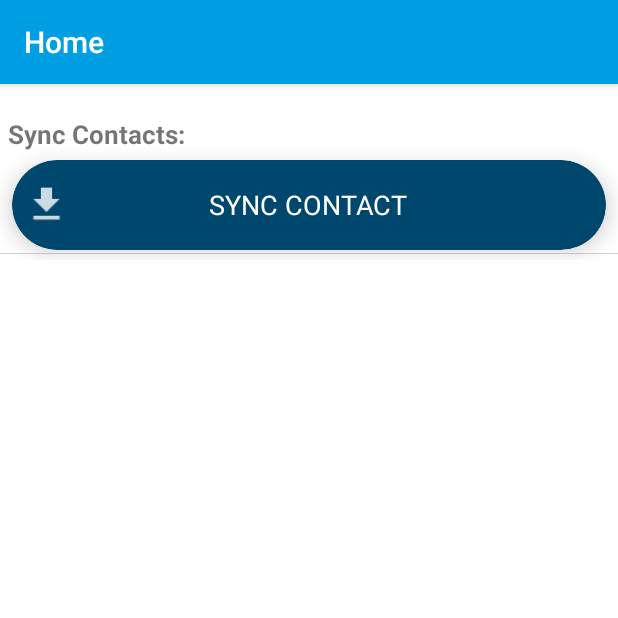
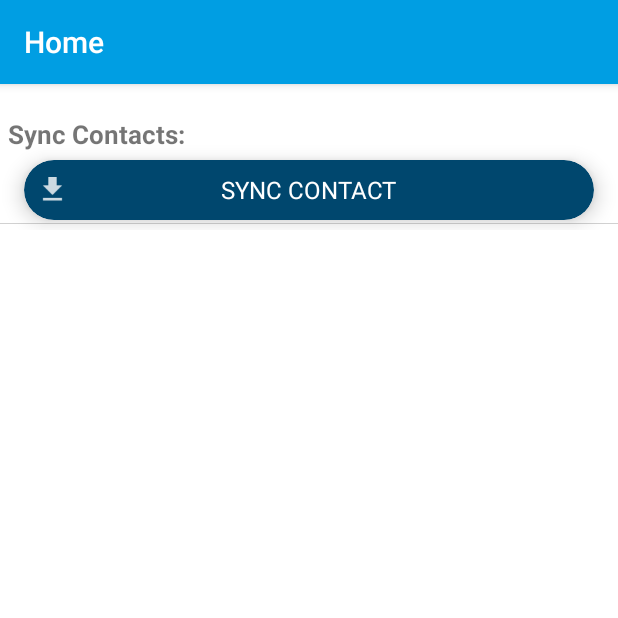
Before and after one commit to rahulrchaurasia/SyncCallLog, an Android app: the HomeActivity screen opened directly, with no data from a screen before it, on a phone screen of 412 x 824 dp, the top half of it. Run offline under Robolectric (Android 15) with nearby library versions, the phone set to English and light mode, and no system bars; libraries missing offline, so code that uses them is left out: com.github.tamir7.contacts.

Commit message:
Progress Logic

```diff
--- a/app/src/main/java/com/utility/finmartcontact/home/HomeActivity.kt
+++ b/app/src/main/java/com/utility/finmartcontact/home/HomeActivity.kt
@@ -1102,7 +1102,7 @@ class HomeActivity : BaseActivity(), View.OnClickListener, IResponseSubcriber {
     private fun saveMessage(opMessage : String = "Data Save Successfully..."){
 
 
-        CvSync.setBackgroundColor(
+        CvSync.setCardBackgroundColor(
             ContextCompat.getColor(
                 this@HomeActivity!!,
                 R.color.colorPrimaryDark
--- a/app/src/main/res/layout/content_home.xml
+++ b/app/src/main/res/layout/content_home.xml
@@ -56,8 +56,8 @@
                         app:cardElevation="@dimen/eight"
                         app:cardCornerRadius="35dp"
                         android:layout_width="match_parent"
-                        android:layout_marginHorizontal="@dimen/eight"
-                        android:layout_height="60dp">
+                        android:layout_marginHorizontal="@dimen/fab_margin"
+                        android:layout_height="40dp">
 
                     <RelativeLayout
                             android:layout_width="match_parent"
@@ -65,11 +65,11 @@
 
 
                         <ImageView
+                                android:layout_width="22dp"
+                                android:layout_height="22dp"
+                                android:layout_alignParentLeft="true"
+                                android:layout_centerVertical="true"
                                 android:layout_marginLeft="@dimen/eight"
-                                android:layout_width="30dp"
-                                android:layout_height="30dp"
-                                android:layout_centerVertical="true"
-                                android:layout_alignParentLeft="true"
                                 android:src="@drawable/ic_action_download" />
 
                         <TextView
@@ -79,19 +79,19 @@
                                 android:layout_centerInParent="true"
                                 android:text="SYNC CONTACT"
                                 android:textColor="@color/white"
-                                android:textSize="18sp" />
+                                android:textSize="16sp" />
 
                         <ProgressBar
                                 android:id="@+id/progressBarButton"
-                                android:visibility="gone"
-                                android:layout_width="30dp"
-                                android:layout_height="30dp"
+                                android:layout_width="28dp"
+                                android:layout_height="28dp"
                                 android:layout_centerVertical="true"
                                 android:layout_marginLeft="@dimen/fab_margin"
                                 android:layout_toRightOf="@id/txtSubmit"
                                 android:indeterminate="true"
                                 android:indeterminateTint="@color/white"
                                 android:indeterminateTintMode="src_atop"
+                                android:visibility="gone"
                                 tools:targetApi="lollipop" />
                     </RelativeLayout>
 
--- a/app/src/main/res/layout/content_login.xml
+++ b/app/src/main/res/layout/content_login.xml
@@ -44,7 +44,7 @@
                     style="@style/Style.edittext"
                     android:drawableRight="@drawable/vector_email_white"
                     android:inputType="textEmailAddress"
-                    android:text="iostest15@gmail.com"
+                    android:text=""
                     android:textColor="@color/white" />
         </com.google.android.material.textfield.TextInputLayout>
 
@@ -61,7 +61,7 @@
                     android:id="@+id/etPassword"
                     style="@style/Style.edittext"
                     android:inputType="textPassword"
-                    android:text="123456"
+                    android:text=""
                     android:textColor="@color/white"/>
         </com.google.android.material.textfield.TextInputLayout>
 
```
Also changed, not shown: app/src/main/java/com/utility/finmartcontact/home/Worker/CallLogWorkManager.kt (+5 -2 lines).
